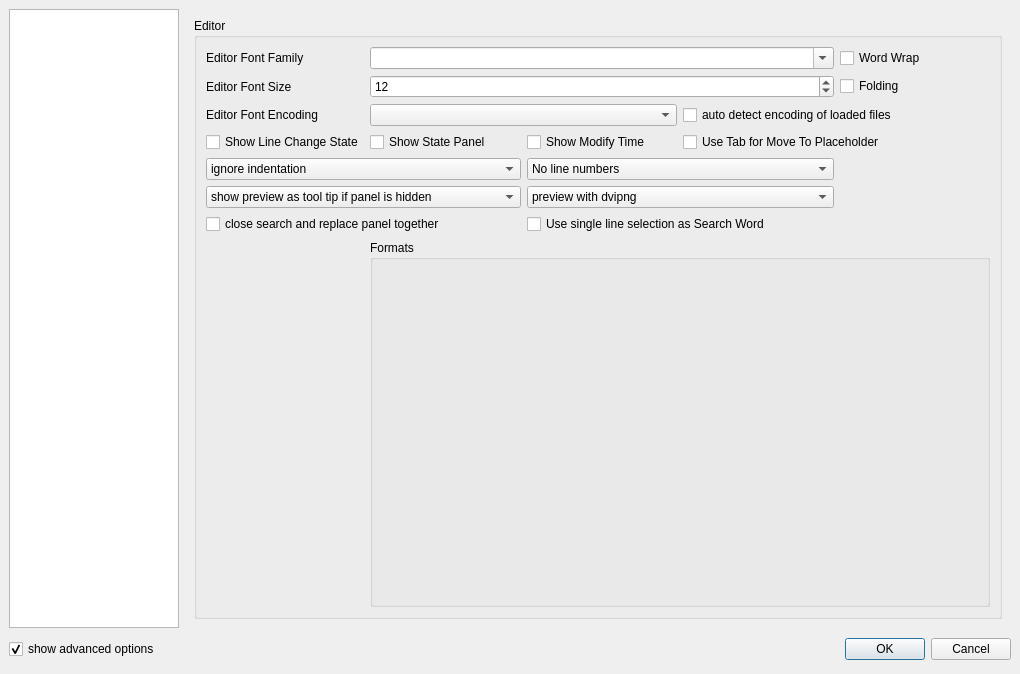
Old version of the form configdialog.ui in the repository svn2github/texstudio-trunk.
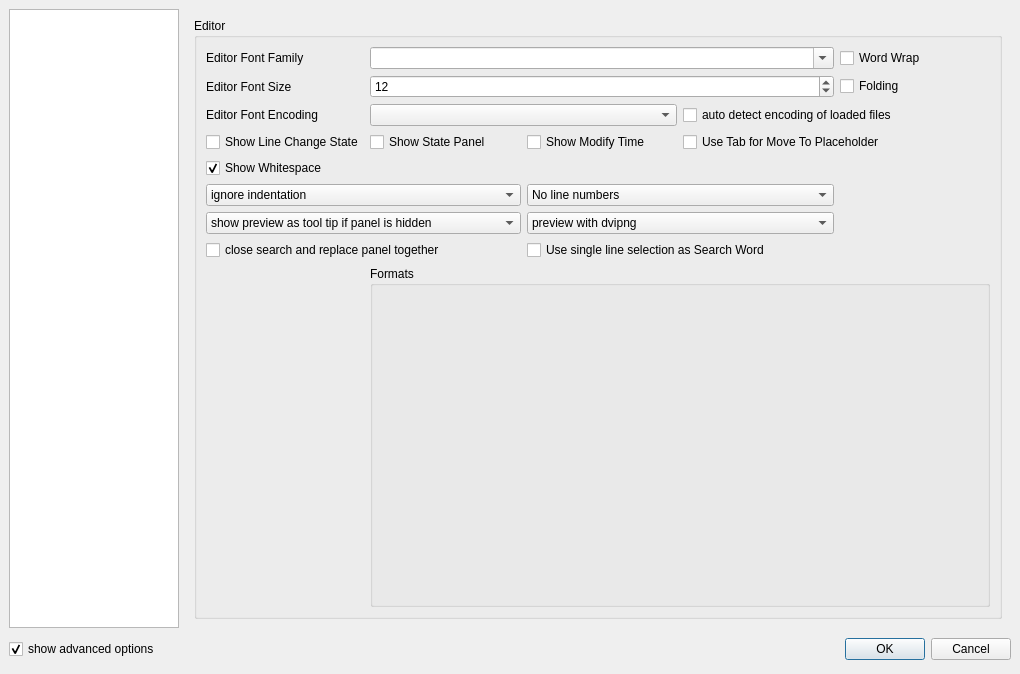
New version of the form. The open tabs and pages were chosen to show the change. Icons and pictures are not drawn.

Commit message: added hide whitespace option; hide some pages in the simple config dialog

The edit to the form file:
```diff
--- a/configdialog.ui
+++ b/configdialog.ui
@@ -1035,7 +1035,7 @@
           <item row="2" column="1" colspan="2">
            <widget class="QComboBox" name="comboBoxEncoding"/>
           </item>
-          <item row="5" column="2" colspan="2">
+          <item row="6" column="2" colspan="2">
            <widget class="QComboBox" name="comboboxLineNumbers">
             <property name="advancedOption" stdset="0">
              <bool>true</bool>
@@ -1057,7 +1057,7 @@
             </item>
            </widget>
           </item>
-          <item row="7" column="0" colspan="2">
+          <item row="8" column="0" colspan="2">
            <widget class="QComboBox" name="comboBoxPreviewMode">
             <property name="advancedOption" stdset="0">
              <bool>true</bool>
@@ -1084,7 +1084,7 @@
             </item>
            </widget>
           </item>
-          <item row="7" column="2" colspan="2">
+          <item row="8" column="2" colspan="2">
            <widget class="QComboBox" name="comboBoxDvi2PngMode">
             <property name="advancedOption" stdset="0">
              <bool>true</bool>
@@ -1106,7 +1106,7 @@
             </item>
            </widget>
           </item>
-          <item row="9" column="1" colspan="4">
+          <item row="10" column="1" colspan="4">
            <widget class="QGroupBox" name="formatConfigBox">
             <property name="sizePolicy">
              <sizepolicy hsizetype="Preferred" vsizetype="MinimumExpanding">
@@ -1131,7 +1131,7 @@
             </property>
            </widget>
           </item>
-          <item row="8" column="0" colspan="2">
+          <item row="9" column="0" colspan="2">
            <widget class="QCheckBox" name="checkBoxCloseSearchReplaceTogether">
             <property name="text">
              <string>close search and replace panel together</string>
@@ -1141,7 +1141,7 @@
             </property>
            </widget>
           </item>
-          <item row="5" column="0" colspan="2">
+          <item row="6" column="0" colspan="2">
            <widget class="QComboBox" name="comboBoxAutoIndent">
             <property name="advancedOption" stdset="0">
              <bool>true</bool>
@@ -1203,7 +1203,7 @@
             </property>
            </widget>
           </item>
-          <item row="8" column="2" colspan="2">
+          <item row="9" column="2" colspan="2">
            <widget class="QCheckBox" name="checkBoxUseLineForSearch">
             <property name="text">
              <string>Use single line selection as Search Word</string>
@@ -1224,6 +1224,22 @@
            <widget class="QCheckBox" name="checkBoxTabforMoveToPlaceholder">
             <property name="text">
              <string>Use Tab for Move To Placeholder</string>
+            </property>
+            <property name="advancedOption" stdset="0">
+             <bool>true</bool>
+            </property>
+           </widget>
+          </item>
+          <item row="4" column="0">
+           <widget class="QCheckBox" name="checkBoxShowWhitespace">
+            <property name="text">
+             <string>Show Whitespace</string>
+            </property>
+            <property name="checked">
+             <bool>true</bool>
+            </property>
+            <property name="advancedOption" stdset="0">
+             <bool>true</bool>
             </property>
            </widget>
           </item>
```
Left out of the diff: 5 changed lines with no effect on the pictures. The commit also changes 6 other files.
